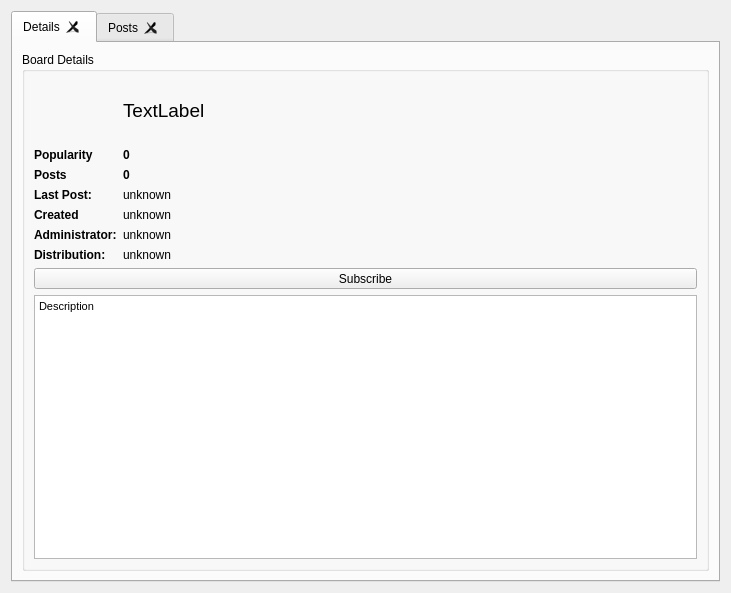
Above: retroshare-gui/src/gui/Posted/PostedListWidgetWithModel.ui from RetroShare/RetroShare before the change. Below: the same form after it.
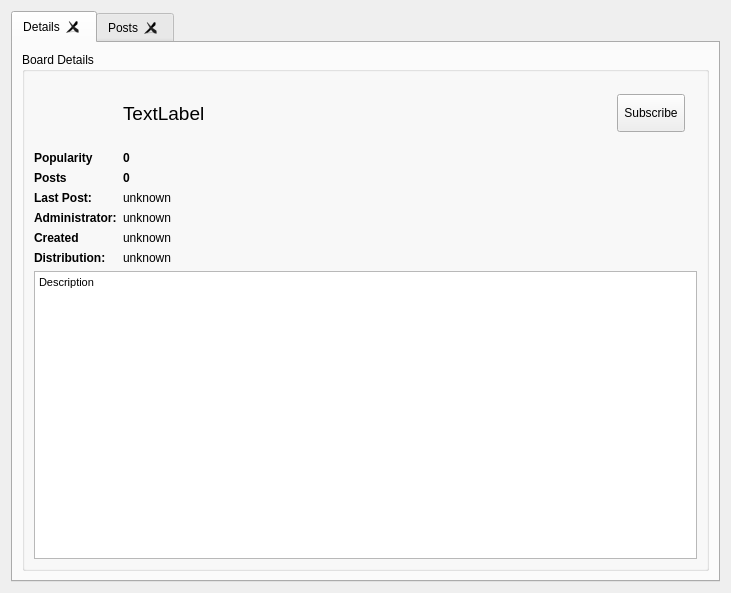
That is the form after the change. The open tabs and pages were chosen to show the change. Icons and pictures are not drawn. Custom widgets are drawn as their Qt base class.

Commit message: Moved the Subscribe Button for Boards to a new place & set Stylesheet for the "Apply & Close" button

```diff
--- a/retroshare-gui/src/gui/Posted/PostedListWidgetWithModel.ui
+++ b/retroshare-gui/src/gui/Posted/PostedListWidgetWithModel.ui
@@ -44,61 +44,90 @@
          <property name="checkable">
           <bool>false</bool>
          </property>
-         <layout class="QVBoxLayout" name="verticalLayout">
-          <property name="topMargin">
-           <number>6</number>
-          </property>
-          <item>
-           <layout class="QFormLayout" name="formLayout">
-            <property name="topMargin">
-             <number>0</number>
-            </property>
-            <item row="3" column="0">
-             <widget class="QLabel" name="label_4">
+         <layout class="QGridLayout" name="gridLayout_2">
+          <item row="0" column="0">
+           <layout class="QGridLayout" name="gridLayout">
+            <item row="0" column="1">
+             <widget class="QLabel" name="namelabel">
               <property name="font">
                <font>
-                <weight>75</weight>
-                <bold>true</bold>
+                <pointsize>14</pointsize>
                </font>
               </property>
               <property name="text">
-               <string>Popularity</string>
+               <string>TextLabel</string>
               </property>
              </widget>
             </item>
-            <item row="3" column="1">
-             <widget class="QLabel" name="poplabel">
-              <property name="font">
-               <font>
-                <weight>75</weight>
-                <bold>true</bold>
-               </font>
+            <item row="0" column="3">
+             <layout class="QVBoxLayout" name="verticalLayout">
+              <property name="sizeConstraint">
+               <enum>QLayout::SetMinimumSize</enum>
               </property>
-              <property name="text">
-               <string>0</string>
+              <property name="leftMargin">
+               <number>0</number>
               </property>
-             </widget>
+              <item>
+               <spacer name="verticalSpacer">
+                <property name="orientation">
+                 <enum>Qt::Vertical</enum>
+                </property>
+                <property name="sizeType">
+                 <enum>QSizePolicy::Minimum</enum>
+                </property>
+                <property name="sizeHint" stdset="0">
+                 <size>
+                  <width>20</width>
+                  <height>13</height>
+                 </size>
+                </property>
+               </spacer>
+              </item>
+              <item>
+               <widget class="SubscribeToolButton" name="subscribeToolButton">
+                <property name="sizePolicy">
+                 <sizepolicy hsizetype="Preferred" vsizetype="Preferred">
+                  <horstretch>0</horstretch>
+                  <verstretch>0</verstretch>
+                 </sizepolicy>
+                </property>
+                <property name="font">
+                 <font>
+                  <weight>50</weight>
+                  <italic>false</italic>
+                  <bold>false</bold>
+                 </font>
+                </property>
+                <property name="styleSheet">
+                 <string notr="true"/>
+                </property>
+                <property name="text">
+                 <string notr="true">Subscribe</string>
+                </property>
+                <property name="autoRaise">
+                 <bool>false</bool>
+                </property>
+               </widget>
+              </item>
+              <item>
+               <spacer name="verticalSpacer_2">
+                <property name="orientation">
+                 <enum>Qt::Vertical</enum>
+                </property>
+                <property name="sizeType">
+                 <enum>QSizePolicy::Minimum</enum>
+                </property>
+                <property name="sizeHint" stdset="0">
+                 <size>
+                  <width>20</width>
+                  <height>13</height>
+                 </size>
+                </property>
+               </spacer>
+              </item>
+             </layout>
             </item>
-            <item row="4" column="0">
-             <widget class="QLabel" name="infoPostsLabel">
-              <property name="sizePolicy">
-               <sizepolicy hsizetype="Maximum" vsizetype="Preferred">
-                <horstretch>0</horstretch>
-                <verstretch>0</verstretch>
-               </sizepolicy>
-              </property>
-              <property name="font">
-               <font>
-                <weight>75</weight>
-                <bold>true</bold>
-               </font>
-              </property>
-              <property name="text">
-               <string>Posts</string>
-              </property>
-             </widget>
-            </item>
-            <item row="4" column="1">
+            <item row="2" column="1">
              <widget class="QLabel" name="infoPosts">
               <property name="font">
                <font>
@@ -111,7 +140,36 @@
               </property>
              </widget>
             </item>
-            <item row="7" column="0">
+            <item row="6" column="1" colspan="5">
+             <widget class="QLabel" name="infoDistribution">
+              <property name="text">
+               <string>unknown</string>
+              </property>
+             </widget>
+            </item>
+            <item row="0" column="0">
+             <widget class="QLabel" name="logoLabel">
+              <property name="minimumSize">
+               <size>
+                <width>64</width>
+                <height>64</height>
+               </size>
+              </property>
+              <property name="maximumSize">
+               <size>
+                <width>64</width>
+                <height>64</height>
+               </size>
+              </property>
+              <property name="pixmap">
+               <pixmap resource="../icons.qrc">:/icons/png/postedlinks.png</pixmap>
+              </property>
+              <property name="scaledContents">
+               <bool>true</bool>
+              </property>
+             </widget>
+            </item>
+            <item row="5" column="0">
              <widget class="QLabel" name="createdlabel">
               <property name="font">
                <font>
@@ -124,14 +182,46 @@
               </property>
              </widget>
             </item>
-            <item row="7" column="1">
+            <item row="1" column="1">
+             <widget class="QLabel" name="poplabel">
+              <property name="font">
+               <font>
+                <weight>75</weight>
+                <bold>true</bold>
+               </font>
+              </property>
+              <property name="text">
+               <string>0</string>
+              </property>
+             </widget>
+            </item>
+            <item row="4" column="1" colspan="5">
              <widget class="QLabel" name="createdinfolabel">
               <property name="text">
                <string>unknown</string>
               </property>
              </widget>
             </item>
-            <item row="9" column="0">
+            <item row="2" column="0">
+             <widget class="QLabel" name="infoPostsLabel">
+              <property name="sizePolicy">
+               <sizepolicy hsizetype="Maximum" vsizetype="Preferred">
+                <horstretch>0</horstretch>
+                <verstretch>0</verstretch>
+               </sizepolicy>
+              </property>
+              <property name="font">
+               <font>
+                <weight>75</weight>
+                <bold>true</bold>
+               </font>
+              </property>
+              <property name="text">
+               <string>Posts</string>
+              </property>
+             </widget>
+            </item>
+            <item row="4" column="0">
              <widget class="QLabel" name="label">
               <property name="font">
                <font>
@@ -144,7 +234,7 @@
               </property>
              </widget>
             </item>
-            <item row="9" column="1">
+            <item row="5" column="1" colspan="5">
              <widget class="GxsIdLabel" name="infoAdministrator">
               <property name="text">
                <string>unknown</string>
@@ -154,8 +244,8 @@
               </property>
              </widget>
             </item>
-            <item row="10" column="0">
-             <widget class="QLabel" name="label_3">
+            <item row="1" column="0">
+             <widget class="QLabel" name="label_4">
               <property name="font">
                <font>
                 <weight>75</weight>
@@ -163,18 +253,11 @@
                </font>
               </property>
               <property name="text">
-               <string>Distribution:</string>
+               <string>Popularity</string>
               </property>
              </widget>
             </item>
-            <item row="10" column="1">
-             <widget class="QLabel" name="infoDistribution">
-              <property name="text">
-               <string>unknown</string>
-              </property>
-             </widget>
-            </item>
-            <item row="6" column="0">
+            <item row="3" column="0">
              <widget class="QLabel" name="infoLastPostLabel">
               <property name="sizePolicy">
                <sizepolicy hsizetype="Maximum" vsizetype="Preferred">
@@ -193,76 +276,42 @@
               </property>
              </widget>
             </item>
-            <item row="6" column="1">
+            <item row="6" column="0">
+             <widget class="QLabel" name="label_3">
+              <property name="font">
+               <font>
+                <weight>75</weight>
+                <bold>true</bold>
+               </font>
+              </property>
+              <property name="text">
+               <string>Distribution:</string>
+              </property>
+             </widget>
+            </item>
+            <item row="3" column="1" colspan="5">
              <widget class="QLabel" name="infoLastPost">
               <property name="text">
                <string notr="true">unknown</string>
               </property>
              </widget>
             </item>
-            <item row="1" column="0">
-             <widget class="QLabel" name="logoLabel">
-              <property name="minimumSize">
-               <size>
-                <width>64</width>
-                <height>64</height>
-               </size>
+            <item row="0" column="2">
+             <spacer name="horizontalSpacer">
+              <property name="orientation">
+               <enum>Qt::Horizontal</enum>
               </property>
-              <property name="maximumSize">
+              <property name="sizeHint" stdset="0">
                <size>
-                <width>64</width>
-                <height>64</height>
+                <width>40</width>
+                <height>20</height>
                </size>
               </property>
-              <property name="pixmap">
-               <pixmap resource="../icons.qrc">:/icons/png/postedlinks.png</pixmap>
-              </property>
-              <property name="scaledContents">
-               <bool>true</bool>
-              </property>
-             </widget>
-            </item>
-            <item row="1" column="1">
-             <widget class="QLabel" name="namelabel">
-              <property name="font">
-               <font>
-                <pointsize>14</pointsize>
-               </font>
-              </property>
-              <property name="text">
-               <string>TextLabel</string>
-              </property>
-             </widget>
+             </spacer>
             </item>
            </layout>
           </item>
-          <item>
-           <widget class="SubscribeToolButton" name="subscribeToolButton">
-            <property name="sizePolicy">
-             <sizepolicy hsizetype="Preferred" vsizetype="Preferred">
-              <horstretch>0</horstretch>
-              <verstretch>0</verstretch>
-             </sizepolicy>
-            </property>
-            <property name="font">
-             <font>
-              <weight>50</weight>
-              <italic>false</italic>
-              <bold>false</bold>
-             </font>
-            </property>
-            <property name="styleSheet">
-             <string notr="true"/>
-            </property>
-            <property name="text">
-             <string notr="true">Subscribe</string>
-            </property>
-            <property name="autoRaise">
-             <bool>false</bool>
-            </property>
-           </widget>
-          </item>
-          <item>
+          <item row="1" column="0">
            <widget class="QTextBrowser" name="infoDescription">
             <property name="styleSheet">
              <string notr="true"/>
@@ -271,7 +320,7 @@
              <string notr="true">&lt;!DOCTYPE HTML PUBLIC &quot;-//W3C//DTD HTML 4.0//EN&quot; &quot;http://www.w3.org/TR/REC-html40/strict.dtd&quot;&gt;
 &lt;html&gt;&lt;head&gt;&lt;meta name=&quot;qrichtext&quot; content=&quot;1&quot; /&gt;&lt;style type=&quot;text/css&quot;&gt;
 p, li { white-space: pre-wrap; }
-&lt;/style&gt;&lt;/head&gt;&lt;body style=&quot; font-family:'Ubuntu'; font-size:11pt; font-weight:400; font-style:normal;&quot;&gt;
+&lt;/style&gt;&lt;/head&gt;&lt;body style=&quot; font-family:'MS Shell Dlg 2'; font-size:8.25pt; font-weight:400; font-style:normal;&quot;&gt;
 &lt;p style=&quot; margin-top:0px; margin-bottom:0px; margin-left:0px; margin-right:0px; -qt-block-indent:0; text-indent:0px;&quot;&gt;&lt;span style=&quot; font-family:'MS Shell Dlg 2'; font-size:8pt;&quot;&gt;Description&lt;/span&gt;&lt;/p&gt;&lt;/body&gt;&lt;/html&gt;</string>
             </property>
             <property name="textInteractionFlags">
```
Left out of the diff: 2 changed lines with no effect on the pictures. The commit also changes 2 other files.
